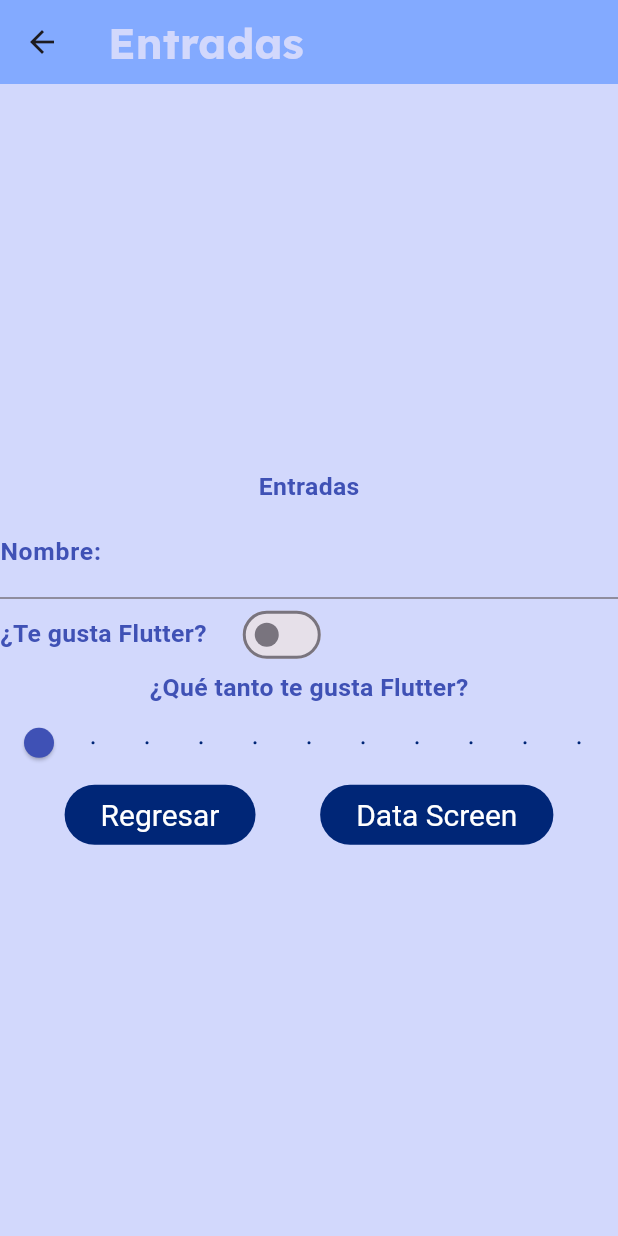
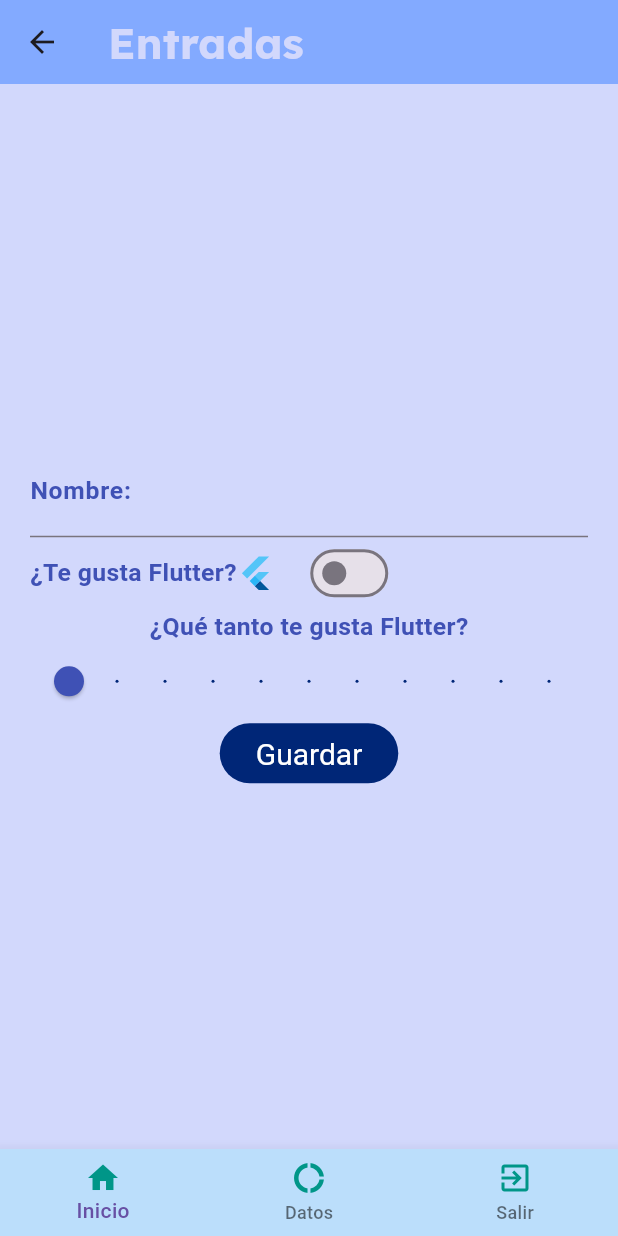
Before and after one commit to LiraU13/componentes_flutter, a Flutter app: the screen it shows after launch, after a tap on "Entradas", on a phone screen of 412 x 824 dp. Run offline on Flutter 3.47's test engine with Material 3 defaults, Android fonts, the phone set to English and light mode, and no system bars; our stand-ins replace google_fonts; Roboto replaces fonts that are missing (Dangrek).

```diff
--- a/lib/screens/home_screen.dart
+++ b/lib/screens/home_screen.dart
@@ -1,10 +1,8 @@
 import 'package:flutter/material.dart';
-import 'package:icons_plus/icons_plus.dart';
 import 'package:practica3/screens/infinite_list_screen.dart';
 import 'package:practica3/screens/inputs_screen.dart';
 import 'package:practica3/screens/notifications_screen.dart';
 import 'package:practica3/theme/app_theme.dart';
-import 'package:icons_plus/icons_plus.dart';
 
 class HomeScreen extends StatelessWidget {
   const HomeScreen({super.key});
@@ -36,10 +34,19 @@ class HomeScreen extends StatelessWidget {
               'Diferentes widgets para entradas de Flutter',
               style: AppTheme.lightTheme.textTheme.bodySmall,
             ),
-            trailing: IconTheme(
-              data: AppTheme.lightTheme.iconTheme,
-              child: const Icon(Icons.arrow_circle_right, color: AppTheme.iconColor),
+
+    // PASAR A JUAN
+
+            trailing: const CircularProgressIndicator(
+              strokeWidth: 15,
+              value: 0.75,
+              color: AppTheme.iconColor,
+              backgroundColor: Colors.green,
             ),
+            // trailing: IconTheme(
+            //   data: AppTheme.lightTheme.iconTheme,
+            //   child: const Icon(Icons.arrow_circle_right, color: AppTheme.iconColor),
+            // ),
             onTap: () {
               final ruta1 = MaterialPageRoute(builder: (context) {
                 return const InputsScreen();
--- a/lib/screens/infinite_list_screen.dart
+++ b/lib/screens/infinite_list_screen.dart
@@ -10,8 +10,11 @@ class InfinitListScreen extends StatefulWidget {
 class _InfinitListScreenState extends State<InfinitListScreen> {
   @override
   Widget build(BuildContext context) {
-    return const Center(
-      child: Text("Lista Infinita"),
+    return Scaffold(
+      appBar: AppBar(title: const Text('Lista Infinita')),
+      body: const Center(
+        child: Text('Lista Infinita'),
+      ),
     );
   }
 }
--- a/lib/screens/inputs_screen.dart
+++ b/lib/screens/inputs_screen.dart
@@ -11,32 +11,42 @@ class InputsScreen extends StatefulWidget {
 class _InputsScreenState extends State<InputsScreen> {
   bool valueSwitch = false;
   double valueSlider = 0.0;
+  int selectedIndex = 0;
 
   @override
   Widget build(BuildContext context) {
     return Scaffold(
       appBar: AppBar(title: const Text('Entradas')),
-      body: Column(
+      body: Padding(
+        padding: const EdgeInsets.all(20.0),
+        child: Column(
           mainAxisAlignment: MainAxisAlignment.center,
           children: [
-          Text(
-            "Entradas",
-            style: AppTheme.lightTheme.textTheme.headlineLarge,
-          ),
             entradaTexto(),
             entradaSwitch(),
             entradaSlider(),
-          const Row(
-            mainAxisAlignment: MainAxisAlignment.spaceEvenly,
-            children: [
-              ElevatedButton(
-                onPressed: null,
-                child: Text('Regresar'),
+            const ElevatedButton(onPressed: null, child: Text('Guardar'))
+          ],
         ),
-              ElevatedButton(onPressed: null, child: Text('Data Screen')),
+      ),
+      bottomNavigationBar: BottomNavigationBar(
+        currentIndex: selectedIndex,
+        backgroundColor: AppTheme.lightTheme.primaryColorLight,
+        items: const [
+        BottomNavigationBarItem(
+          icon: Icon(Icons.home, color: Colors.teal,),
+          label: 'Inicio',
+        ),
+        BottomNavigationBarItem(
+          icon: Icon(Icons.donut_large_sharp, color: Colors.teal,),
+          label: 'Datos',
+        ),
+        BottomNavigationBarItem(
+          icon: Icon(Icons.exit_to_app, color: Colors.teal,),
+          label: 'Salir',
+        ),
       ],
-          )
-        ],
+      unselectedLabelStyle: AppTheme.lightTheme.textTheme.bodyLarge,
       ),
     );
   }
@@ -59,6 +69,7 @@ class _InputsScreenState extends State<InputsScreen> {
           '¿Te gusta Flutter?',
           style: AppTheme.lightTheme.textTheme.headlineLarge,
         ),
+        const FlutterLogo(),
         const SizedBox(
           width: 20,
         ),
@@ -79,7 +90,8 @@ class _InputsScreenState extends State<InputsScreen> {
   Column entradaSlider() {
     return Column(
       children: [
-        Text('¿Qué tanto te gusta Flutter?',
+        Text(
+          '¿Qué tanto te gusta Flutter?',
           style: AppTheme.lightTheme.textTheme.headlineLarge,
         ),
         Slider(
@@ -97,8 +109,7 @@ class _InputsScreenState extends State<InputsScreen> {
                 print('Valor del slider: $valueSlider');
               });
               valueSlider = value;
-          }
-        ),
+            }),
       ],
     );
   }
--- a/lib/screens/notifications_screen.dart
+++ b/lib/screens/notifications_screen.dart
@@ -5,8 +5,11 @@ class NotificationsScreen extends StatelessWidget {
 
   @override
   Widget build(BuildContext context) {
-    return const Center(
-      child: Text("Notificaciones"),
+    return Scaffold(
+      appBar: AppBar(title: const Text('Notificaciones')),
+      body: const Center(
+        child: Text('Notificaciones'),
+      ),
     );
   }
 }
--- a/lib/theme/app_theme.dart
+++ b/lib/theme/app_theme.dart
@@ -1,6 +1,5 @@
 import 'package:flutter/material.dart';
 import 'package:google_fonts/google_fonts.dart';
-import 'package:icons_plus/icons_plus.dart';
 
 class AppTheme {
   // Declaraciones de color
@@ -66,6 +65,10 @@ class AppTheme {
         decorationThickness: 2, // Cambia el grosor de la decoración
         // fontStyle: FontStyle.italic
       ),
+      bodyMedium: GoogleFonts.dangrek( // theNautigal - Letra cursiva
+        fontWeight: FontWeight.w500, // Cambia el estilo de la fuente
+        color: backColor,
+      )
     ),
   );
 }
```
Lines whose indentation alone changed are shown as unchanged.
